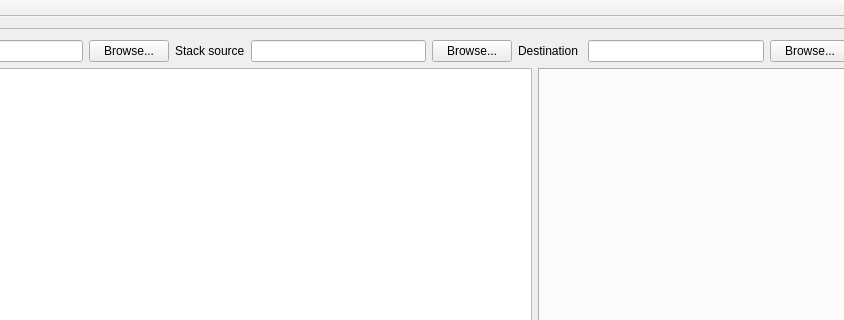
The window that src/mainwindow.ui (fmi-basel/faim-cryoflare) describes before a commit, drawn with Qt 5; both pictures show x 206 to 1050 and y 0 to 320 of the 1337 by 702 pixel window.
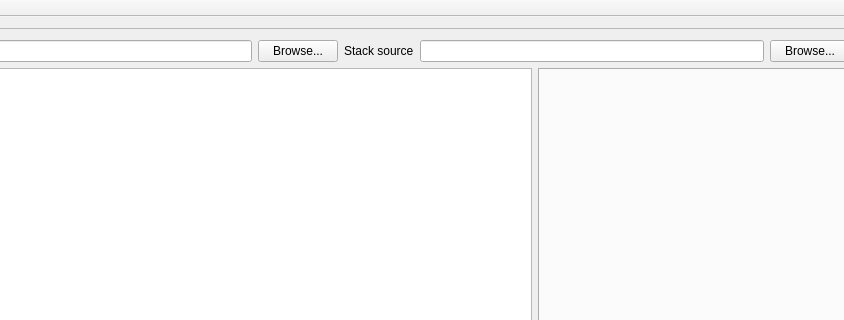
The same window after the commit. Icons and pictures are not drawn. Custom widgets are drawn as their Qt base class.

Commit message: implemented destination directory locking removed explicit destination directory (using current directory instead)

What changed in the file:
```diff
--- a/src/mainwindow.ui
+++ b/src/mainwindow.ui
@@ -60,23 +60,6 @@
            </property>
           </widget>
          </item>
-         <item>
-          <widget class="QLabel" name="label_4">
-           <property name="text">
-            <string>Destination </string>
-           </property>
-          </widget>
-         </item>
-         <item>
-          <widget class="QLineEdit" name="destination_dir"/>
-         </item>
-         <item>
-          <widget class="QPushButton" name="destination_dir_browse">
-           <property name="text">
-            <string>Browse...</string>
-           </property>
-          </widget>
-         </item>
          <item>
           <widget class="QPushButton" name="start_stop">
            <property name="text">
```
Left out of the diff: 64 changed lines with no effect on the pictures. The commit also changes 8 other files.
